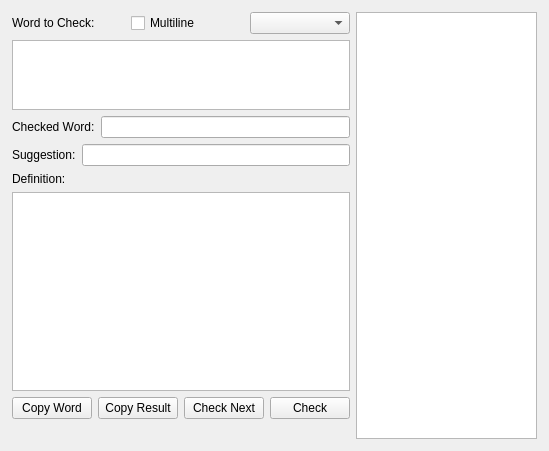
Old version of the form py_src/pydict/ui/dict.ui in the repository pitman2e/python-pydict.
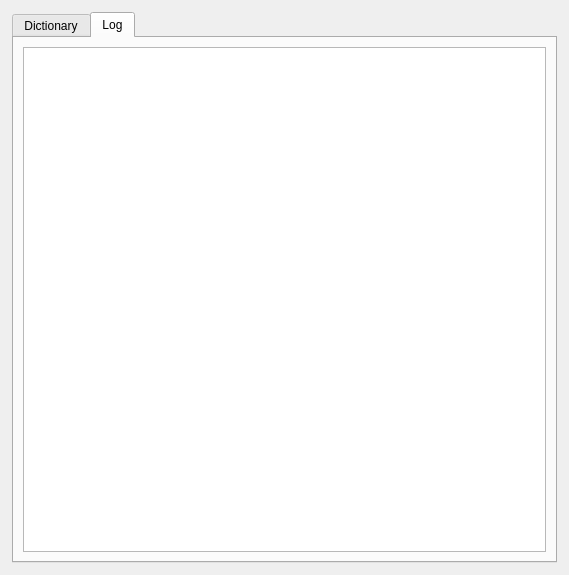
New version of the form. The open tabs and pages were chosen to show the change.

```diff
--- a/py_src/pydict/ui/dict.ui
+++ b/py_src/pydict/ui/dict.ui
@@ -6,15 +6,15 @@
    <rect>
     <x>0</x>
     <y>0</y>
-    <width>549</width>
-    <height>451</height>
+    <width>569</width>
+    <height>575</height>
    </rect>
   </property>
   <property name="windowTitle">
    <string>Dictionary</string>
   </property>
   <widget class="QWidget" name="centralwidget">
-   <layout class="QHBoxLayout" name="horizontalLayout">
+   <layout class="QVBoxLayout" name="verticalLayout_2">
     <property name="leftMargin">
      <number>12</number>
     </property>
@@ -28,6 +28,16 @@
      <number>12</number>
     </property>
     <item>
+     <widget class="QTabWidget" name="horizontalTabWidget">
+      <property name="currentIndex">
+       <number>0</number>
+      </property>
+      <widget class="QWidget" name="horizontalTabWidgetPage1">
+       <attribute name="title">
+        <string>Dictionary</string>
+       </attribute>
+       <layout class="QHBoxLayout" name="horizontalLayout_5">
+        <item>
      <layout class="QVBoxLayout" name="verticalLayout">
       <item>
        <layout class="QHBoxLayout" name="horizontalLayout">
@@ -182,6 +192,20 @@
     </item>
     <item>
      <widget class="QListWidget" name="lstHistory"/>
+        </item>
+       </layout>
+      </widget>
+      <widget class="QWidget" name="horizontalTabWidgetPage2">
+       <attribute name="title">
+        <string>Log</string>
+       </attribute>
+       <layout class="QHBoxLayout" name="horizontalLayout_5">
+        <item>
+         <widget class="QListWidget" name="lstLog"/>
+        </item>
+       </layout>
+      </widget>
+     </widget>
     </item>
    </layout>
   </widget>
```
Lines whose indentation alone changed are shown as unchanged.
